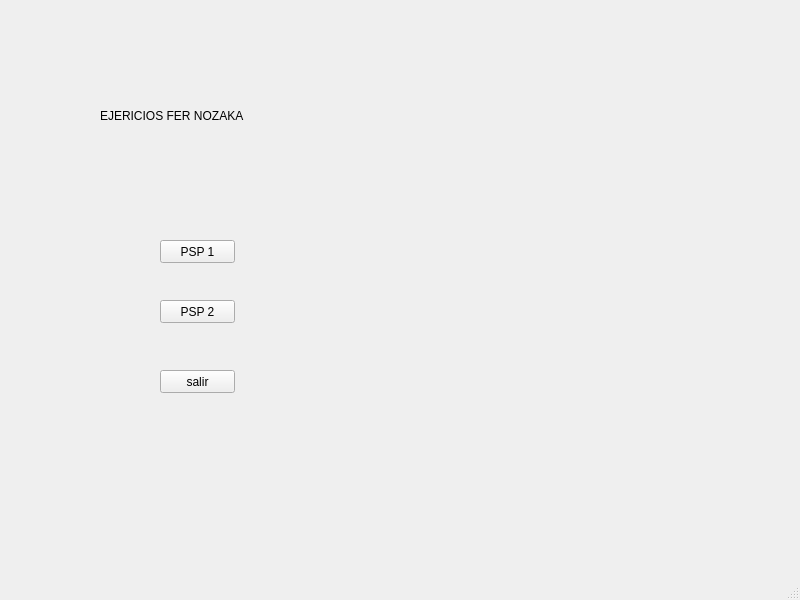
Qt form gui/ventana_menu.ui (fernandanozaka-design/psp) before a commit.
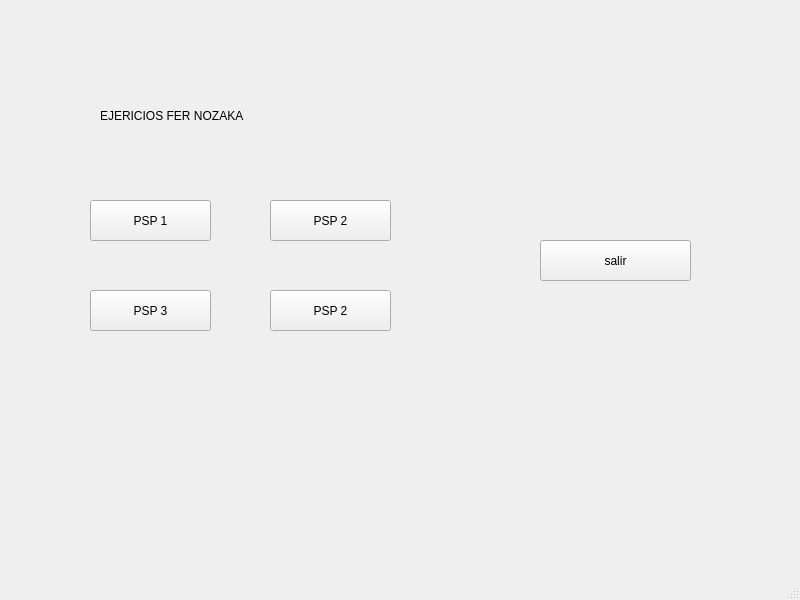
The same form after that commit.

Patch:
```diff
--- a/gui/ventana_menu.ui
+++ b/gui/ventana_menu.ui
@@ -36,10 +36,10 @@
    <widget class="QPushButton" name="btn_psp1">
     <property name="geometry">
      <rect>
-      <x>160</x>
-      <y>240</y>
-      <width>75</width>
-      <height>23</height>
+      <x>90</x>
+      <y>200</y>
+      <width>121</width>
+      <height>41</height>
      </rect>
     </property>
     <property name="text">
@@ -49,10 +49,10 @@
    <widget class="QPushButton" name="btn_psp2">
     <property name="geometry">
      <rect>
-      <x>160</x>
-      <y>300</y>
-      <width>75</width>
-      <height>23</height>
+      <x>270</x>
+      <y>200</y>
+      <width>121</width>
+      <height>41</height>
      </rect>
     </property>
     <property name="text">
@@ -62,16 +62,42 @@
    <widget class="QPushButton" name="btn_salir">
     <property name="geometry">
      <rect>
-      <x>160</x>
-      <y>370</y>
-      <width>75</width>
-      <height>23</height>
+      <x>540</x>
+      <y>240</y>
+      <width>151</width>
+      <height>41</height>
      </rect>
     </property>
     <property name="text">
      <string>salir</string>
     </property>
    </widget>
+   <widget class="QPushButton" name="btn_psp3">
+    <property name="geometry">
+     <rect>
+      <x>90</x>
+      <y>290</y>
+      <width>121</width>
+      <height>41</height>
+     </rect>
+    </property>
+    <property name="text">
+     <string>PSP 3</string>
+    </property>
+   </widget>
+   <widget class="QPushButton" name="btn_psp4">
+    <property name="geometry">
+     <rect>
+      <x>270</x>
+      <y>290</y>
+      <width>121</width>
+      <height>41</height>
+     </rect>
+    </property>
+    <property name="text">
+     <string>PSP 2</string>
+    </property>
+   </widget>
   </widget>
   <widget class="QMenuBar" name="menubar">
    <property name="geometry">
```
